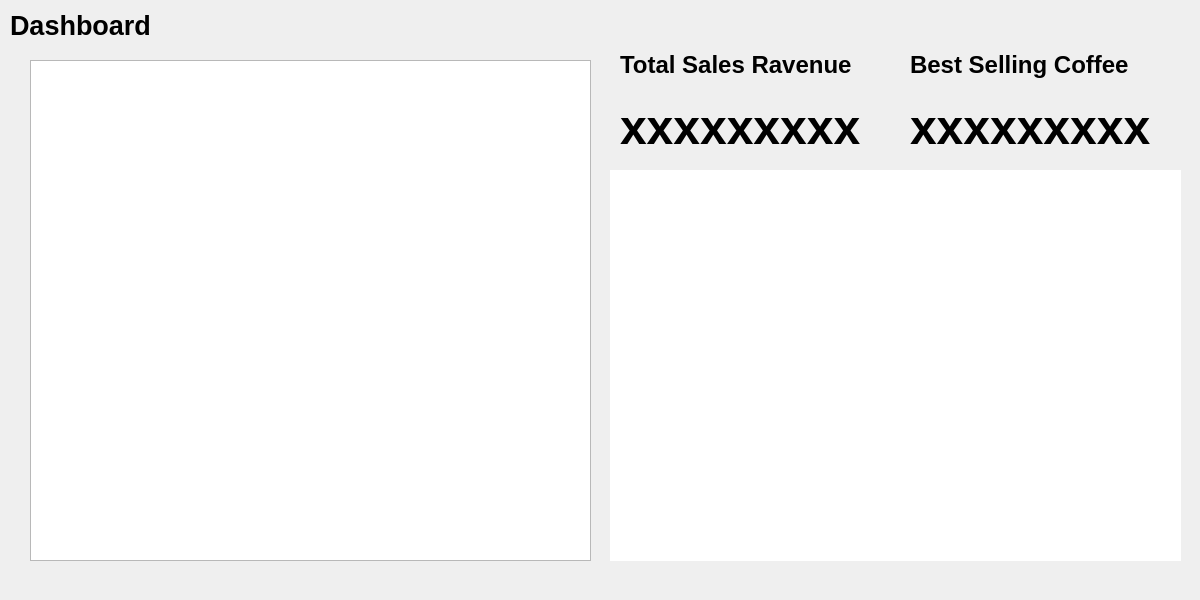
Above: dialog2.ui from Ren-Com/CoffeeShopSystemMadeWithQT before the change. Below: the same form after it.
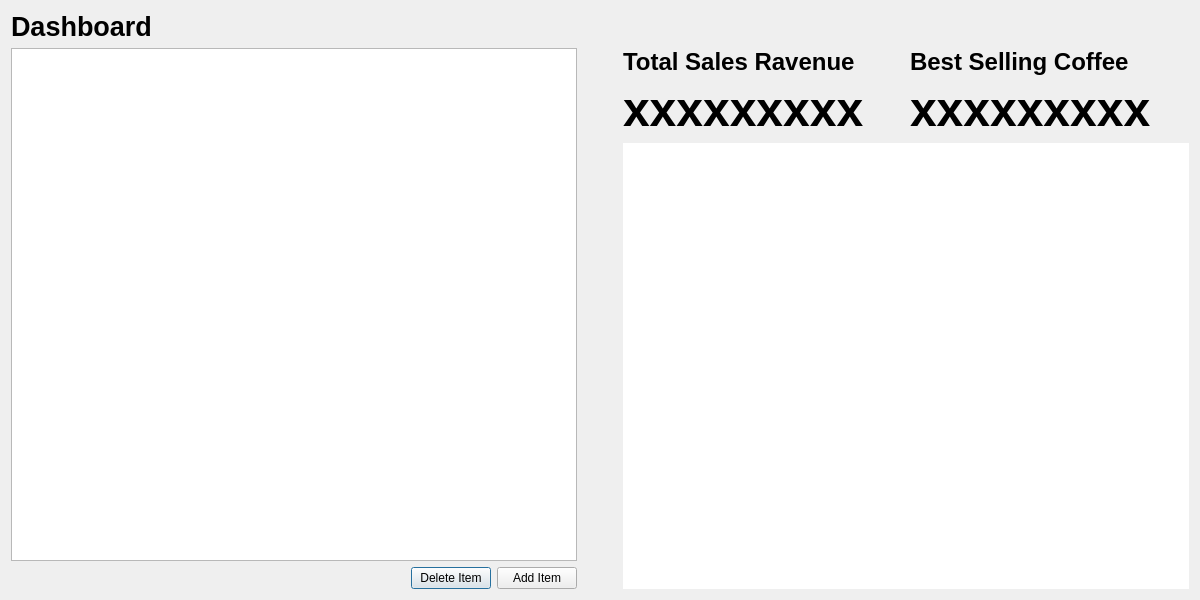
That is the form after the change.

Commit message: adding add and delete button  and fixing responsive display

What changed in the file:
```diff
--- a/dialog2.ui
+++ b/dialog2.ui
@@ -10,67 +10,159 @@
     <height>600</height>
    </rect>
   </property>
+  <property name="minimumSize">
+   <size>
+    <width>1200</width>
+    <height>600</height>
+   </size>
+  </property>
   <property name="windowTitle">
    <string>Dialog</string>
   </property>
+  <property name="toolTip">
+   <string>&lt;html&gt;&lt;head/&gt;&lt;body&gt;&lt;p&gt;&lt;br/&gt;&lt;/p&gt;&lt;/body&gt;&lt;/html&gt;</string>
+  </property>
+  <layout class="QVBoxLayout" name="verticalLayout_5">
+   <item>
   <widget class="QLabel" name="label">
-   <property name="geometry">
-    <rect>
-     <x>10</x>
-     <y>10</y>
-     <width>151</width>
-     <height>31</height>
-    </rect>
-   </property>
    <property name="text">
     <string>&lt;html&gt;&lt;head/&gt;&lt;body&gt;&lt;p&gt;&lt;span style=&quot; font-size:20pt; font-weight:700;&quot;&gt;Dashboard&lt;/span&gt;&lt;/p&gt;&lt;/body&gt;&lt;/html&gt;</string>
    </property>
   </widget>
+   </item>
+   <item>
+    <layout class="QHBoxLayout" name="horizontalLayout_5">
+     <item>
+      <layout class="QVBoxLayout" name="verticalLayout">
+       <item>
   <widget class="QTableView" name="tableView">
-   <property name="geometry">
-    <rect>
-     <x>30</x>
-     <y>60</y>
-     <width>561</width>
-     <height>501</height>
-    </rect>
-   </property>
-  </widget>
+         <property name="minimumSize">
+          <size>
+           <width>0</width>
+           <height>500</height>
+          </size>
+         </property>
+        </widget>
+       </item>
+       <item>
+        <layout class="QHBoxLayout" name="horizontalLayout_2">
+         <item>
+          <spacer name="horizontalSpacer_2">
+           <property name="orientation">
+            <enum>Qt::Orientation::Horizontal</enum>
+           </property>
+           <property name="sizeHint" stdset="0">
+            <size>
+             <width>40</width>
+             <height>20</height>
+            </size>
+           </property>
+          </spacer>
+         </item>
+         <item>
+          <widget class="QPushButton" name="deletButton">
+           <property name="text">
+            <string>Delete Item</string>
+           </property>
+          </widget>
+         </item>
+         <item>
+          <widget class="QPushButton" name="addButton">
+           <property name="text">
+            <string>Add Item</string>
+           </property>
+          </widget>
+         </item>
+        </layout>
+       </item>
+      </layout>
+     </item>
+     <item>
+      <spacer name="horizontalSpacer_4">
+       <property name="orientation">
+        <enum>Qt::Orientation::Horizontal</enum>
+       </property>
+       <property name="sizeType">
+        <enum>QSizePolicy::Policy::Fixed</enum>
+       </property>
+       <property name="sizeHint" stdset="0">
+        <size>
+         <width>40</width>
+         <height>20</height>
+        </size>
+       </property>
+      </spacer>
+     </item>
+     <item>
+      <layout class="QVBoxLayout" name="verticalLayout_4">
+       <item>
+        <layout class="QHBoxLayout" name="horizontalLayout_4">
+         <item>
+          <layout class="QVBoxLayout" name="verticalLayout_2">
+           <item>
   <widget class="QLabel" name="label_2">
-   <property name="geometry">
-    <rect>
-     <x>620</x>
-     <y>30</y>
-     <width>231</width>
-     <height>71</height>
-    </rect>
-   </property>
    <property name="text">
     <string>&lt;html&gt;&lt;head/&gt;&lt;body&gt;&lt;p&gt;&lt;span style=&quot; font-size:18pt; font-weight:700;&quot;&gt;Total Sales Ravenue&lt;/span&gt;&lt;/p&gt;&lt;/body&gt;&lt;/html&gt;</string>
    </property>
   </widget>
+           </item>
+           <item>
   <widget class="QLabel" name="totalSalesRavenue">
-   <property name="geometry">
-    <rect>
-     <x>620</x>
-     <y>100</y>
-     <width>261</width>
-     <height>51</height>
-    </rect>
-   </property>
+             <property name="text">
+              <string>&lt;html&gt;&lt;head/&gt;&lt;body&gt;&lt;p&gt;&lt;span style=&quot; font-size:36pt; font-weight:700;&quot;&gt;xxxxxxxxx&lt;/span&gt;&lt;/p&gt;&lt;/body&gt;&lt;/html&gt;</string>
+             </property>
+            </widget>
+           </item>
+          </layout>
+         </item>
+         <item>
+          <spacer name="horizontalSpacer_3">
+           <property name="orientation">
+            <enum>Qt::Orientation::Horizontal</enum>
+           </property>
+           <property name="sizeHint" stdset="0">
+            <size>
+             <width>40</width>
+             <height>20</height>
+            </size>
+           </property>
+          </spacer>
+         </item>
+         <item>
+          <layout class="QVBoxLayout" name="verticalLayout_3">
+           <item>
+            <widget class="QLabel" name="label_3">
    <property name="text">
+              <string>&lt;html&gt;&lt;head/&gt;&lt;body&gt;&lt;p&gt;&lt;span style=&quot; font-size:18pt; font-weight:700;&quot;&gt;Best Selling Coffee&lt;/span&gt;&lt;/p&gt;&lt;/body&gt;&lt;/html&gt;</string>
+             </property>
+            </widget>
+           </item>
+           <item>
+            <widget class="QLabel" name="bestSellingCoffee">
+             <property name="text">
     <string>&lt;html&gt;&lt;head/&gt;&lt;body&gt;&lt;p&gt;&lt;span style=&quot; font-size:36pt; font-weight:700;&quot;&gt;xxxxxxxxx&lt;/span&gt;&lt;/p&gt;&lt;/body&gt;&lt;/html&gt;</string>
    </property>
   </widget>
+           </item>
+          </layout>
+         </item>
+         <item>
+          <spacer name="horizontalSpacer">
+           <property name="orientation">
+            <enum>Qt::Orientation::Horizontal</enum>
+           </property>
+           <property name="sizeHint" stdset="0">
+            <size>
+             <width>0</width>
+             <height>20</height>
+            </size>
+           </property>
+          </spacer>
+         </item>
+        </layout>
+       </item>
+       <item>
   <widget class="QWidget" name="chartWidget" native="true">
-   <property name="geometry">
-    <rect>
-     <x>610</x>
-     <y>170</y>
-     <width>571</width>
-     <height>391</height>
-    </rect>
-   </property>
    <property name="sizePolicy">
     <sizepolicy hsizetype="Expanding" vsizetype="Expanding">
      <horstretch>0</horstretch>
@@ -81,32 +173,12 @@
     <string notr="true">background-color: white;</string>
    </property>
   </widget>
-  <widget class="QLabel" name="label_3">
-   <property name="geometry">
-    <rect>
-     <x>910</x>
-     <y>30</y>
-     <width>221</width>
-     <height>71</height>
-    </rect>
-   </property>
-   <property name="text">
-    <string>&lt;html&gt;&lt;head/&gt;&lt;body&gt;&lt;p&gt;&lt;span style=&quot; font-size:18pt; font-weight:700;&quot;&gt;Best Selling Coffee&lt;/span&gt;&lt;/p&gt;&lt;/body&gt;&lt;/html&gt;</string>
-   </property>
-  </widget>
-  <widget class="QLabel" name="bestSellingCoffee">
-   <property name="geometry">
-    <rect>
-     <x>910</x>
-     <y>100</y>
-     <width>251</width>
-     <height>51</height>
-    </rect>
-   </property>
-   <property name="text">
-    <string>&lt;html&gt;&lt;head/&gt;&lt;body&gt;&lt;p&gt;&lt;span style=&quot; font-size:36pt; font-weight:700;&quot;&gt;xxxxxxxxx&lt;/span&gt;&lt;/p&gt;&lt;/body&gt;&lt;/html&gt;</string>
-   </property>
-  </widget>
+       </item>
+      </layout>
+     </item>
+    </layout>
+   </item>
+  </layout>
  </widget>
  <resources/>
  <connections/>
```
Lines whose indentation alone changed are shown as unchanged. The commit also changes 9 other files.
